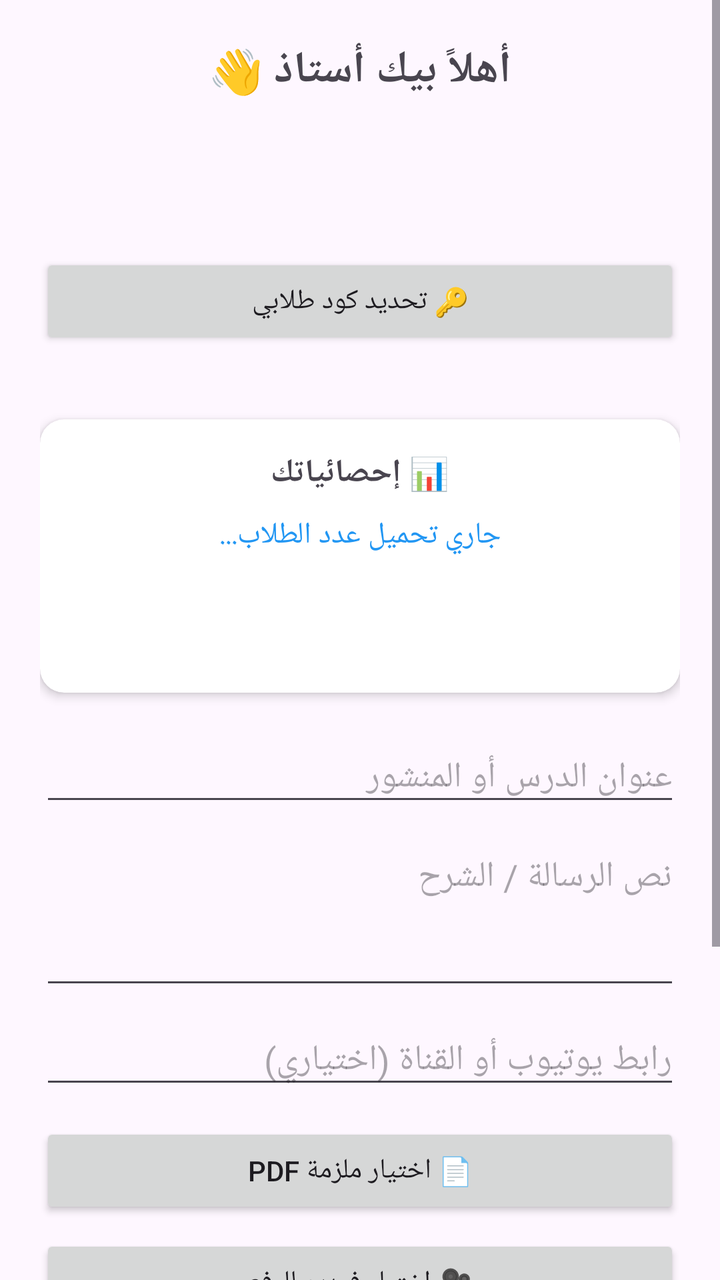
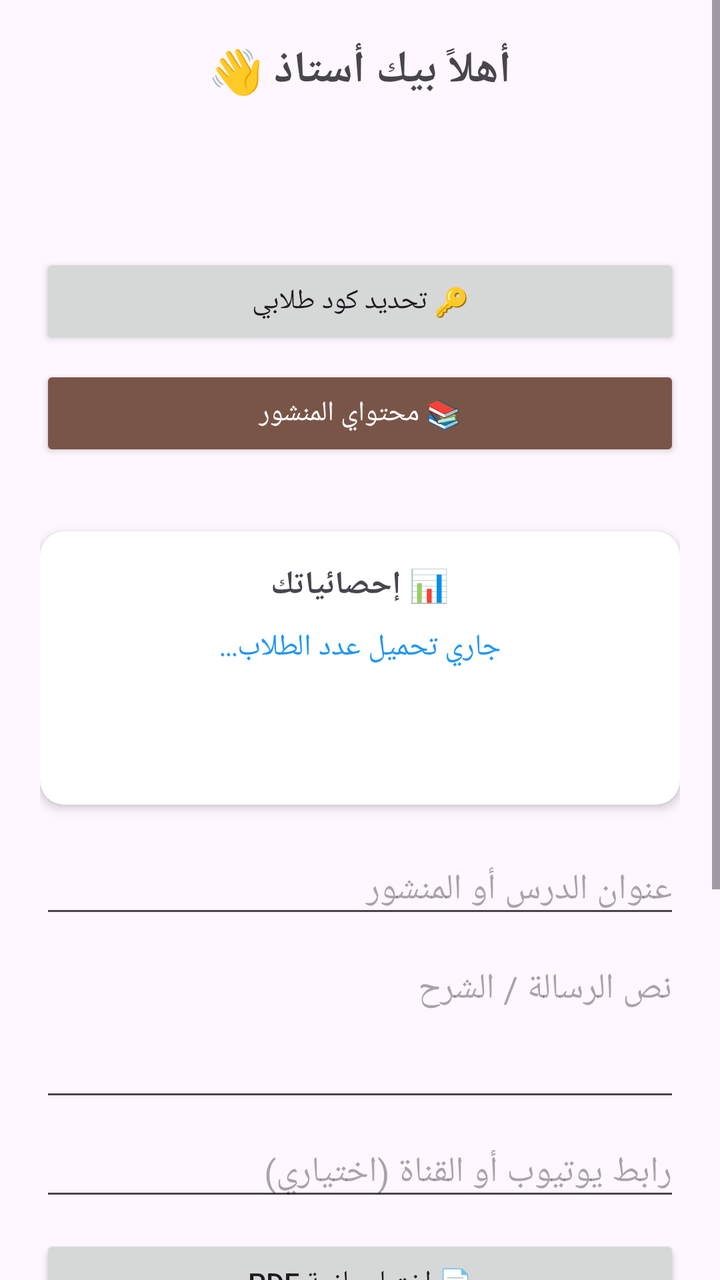

Before-and-after screenshots of an Android layout around one commit, followed by the original layout XML and the change that was made.
<!-- AndroidManifest.xml: application theme Theme.1Bac -->
<!-- res/layout/activity_teacher_dashboard.xml -->
<?xml version="1.0" encoding="utf-8"?>
<ScrollView xmlns:android="http://schemas.android.com/apk/res/android"
    android:layout_width="match_parent"
    android:layout_height="match_parent">

    <LinearLayout
        android:layout_width="match_parent"
        android:layout_height="wrap_content"
        android:orientation="vertical"
        android:padding="20dp">

        <TextView
            android:id="@+id/teacherWelcomeText"
            android:layout_width="match_parent"
            android:layout_height="wrap_content"
            android:text="أهلاً بيك أستاذ 👋"
            android:textSize="22sp"
            android:textStyle="bold"
            android:gravity="center"
            android:layout_marginBottom="8dp" />

        <TextView
            android:id="@+id/teacherSubjectText"
            android:layout_width="match_parent"
            android:layout_height="wrap_content"
            android:textSize="16sp"
            android:gravity="center"
            android:textColor="#666666"
            android:layout_marginBottom="8dp" />

        <TextView
            android:id="@+id/teacherExpiryText"
            android:layout_width="match_parent"
            android:layout_height="wrap_content"
            android:textSize="14sp"
            android:gravity="center"
            android:textColor="#F5A623"
            android:layout_marginBottom="20dp" />

        
        <Button
            android:id="@+id/setJoinCodeButton"
            android:layout_width="match_parent"
            android:layout_height="wrap_content"
            android:text="🔑 تحديد كود طلابي" />

        <TextView
            android:id="@+id/currentJoinCodeText"
            android:layout_width="match_parent"
            android:layout_height="wrap_content"
            android:layout_marginTop="8dp"
            android:gravity="center"
            android:textSize="14sp"
            android:textColor="#666666" />

        
        <androidx.cardview.widget.CardView
            android:layout_width="match_parent"
            android:layout_height="wrap_content"
            android:layout_marginTop="8dp"
            android:layout_marginBottom="20dp"
            app:cardCornerRadius="12dp"
            app:cardElevation="3dp"
            xmlns:app="http://schemas.android.com/apk/res-auto">

            <LinearLayout
                android:layout_width="match_parent"
                android:layout_height="wrap_content"
                android:orientation="vertical"
                android:padding="16dp">

                <TextView
                    android:layout_width="match_parent"
                    android:layout_height="wrap_content"
                    android:text="📊 إحصائياتك"
                    android:textSize="16sp"
                    android:textStyle="bold"
                    android:gravity="center"
                    android:layout_marginBottom="10dp"/>

                <TextView
                    android:id="@+id/studentCountText"
                    android:layout_width="match_parent"
                    android:layout_height="wrap_content"
                    android:gravity="center"
                    android:textSize="15sp"
                    android:textColor="#2196F3"
                    android:text="جاري تحميل عدد الطلاب..." />

                <TextView
                    android:id="@+id/statsAttendanceText"
                    android:layout_width="match_parent"
                    android:layout_height="wrap_content"
                    android:gravity="center"
                    android:textSize="15sp"
                    android:textColor="#4CAF50"
                    android:layout_marginTop="6dp" />

                <TextView
                    android:id="@+id/statsRatingText"
                    android:layout_width="match_parent"
                    android:layout_height="wrap_content"
                    android:gravity="center"
                    android:textSize="15sp"
                    android:textColor="#F5A623"
                    android:layout_marginTop="6dp" />

            </LinearLayout>
        </androidx.cardview.widget.CardView>

    

        
        <EditText
            android:id="@+id/etTitle"
            android:layout_width="match_parent"
            android:layout_height="wrap_content"
            android:hint="عنوان الدرس أو المنشور"
            android:inputType="text" />

        <EditText
            android:id="@+id/etDescription"
            android:layout_width="match_parent"
            android:layout_height="wrap_content"
            android:hint="نص الرسالة / الشرح"
            android:minLines="3"
            android:gravity="top"
            android:inputType="textMultiLine"
            android:layout_marginTop="8dp"/>

        <EditText
            android:id="@+id/etYoutubeUrl"
            android:layout_width="match_parent"
            android:layout_height="wrap_content"
            android:hint="رابط يوتيوب أو القناة (اختياري)"
            android:inputType="textUri"
            android:layout_marginTop="8dp"/>

        <Button
            android:id="@+id/btnSelectPdf"
            android:layout_width="match_parent"
            android:layout_height="wrap_content"
            android:text="📄 اختيار ملزمة PDF"
            android:layout_marginTop="12dp"/>

        <Button
            android:id="@+id/btnSelectVideo"
            android:layout_width="match_parent"
            android:layout_height="wrap_content"
            android:text="🎥 اختيار فيديو للرفع"
            android:layout_marginTop="8dp"/>

        <Button
            android:id="@+id/sendMessageButton"
            android:layout_width="match_parent"
            android:layout_height="wrap_content"
            android:text="🚀 نشر المحتوى لطلابي"
            android:backgroundTint="#4CAF50"
            android:textColor="#FFFFFF"
            android:layout_marginTop="16dp" />
        <Button
    android:id="@+id/btnAddExam"
    android:layout_width="match_parent"
    android:layout_height="wrap_content"
    android:text="📝 إضافة امتحان جديد"
    android:backgroundTint="#9C27B0"
    android:textColor="#FFFFFF"
    android:layout_marginTop="12dp" />
        <Button
            android:id="@+id/btnViewResults"
            android:layout_width="match_parent"
            android:layout_height="wrap_content"
            android:text="📊 نتائج امتحانات طلابي"
            android:backgroundTint="#607D8B"
            android:textColor="#FFFFFF"
            android:layout_marginTop="8dp" />

    </LinearLayout>
</ScrollView>
<!-- resources referenced by this layout -->
<resources>
  <style name="Theme.1Bac" parent="Base.Theme.1Bac" />
  <style name="Base.Theme.1Bac" parent="Theme.Material3.DayNight.NoActionBar">
          
          
      </style>
</resources>

<!-- the commit's change to res/layout/activity_teacher_dashboard.xml (unified diff, before → after) -->
@@ -43,6 +43,14 @@
             android:layout_width="match_parent"
             android:layout_height="wrap_content"
             android:text="🔑 تحديد كود طلابي" />
+        <Button
+            android:id="@+id/btnMyContent"
+            android:layout_width="match_parent"
+            android:layout_height="wrap_content"
+            android:text="📚 محتواي المنشور"
+            android:backgroundTint="#795548"
+            android:textColor="#FFFFFF"
+            android:layout_marginTop="8dp" />
 
         <TextView
             android:id="@+id/currentJoinCodeText"
